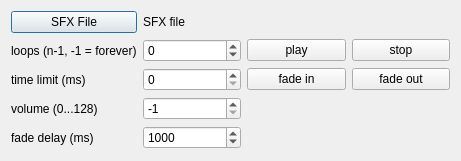
Before: the Qt Designer form examples/MusPlay-Qt/MainWindow/sfx_tester.ui in WohlSoft/SDL-Mixer-X, drawn with Qt 5.
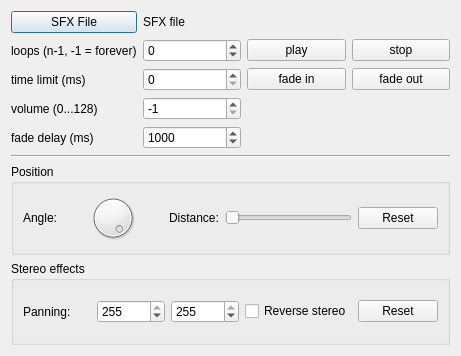
After: the same form once the commit is applied.

Commit message: MusicPlayer: music loop control and SFX testing effects - It's now possible to play music with 1, 2, 3 loops rather loop forever - Through an SFX tester it's possible to test the work of position and panning

Patch:
```diff
--- a/examples/MusPlay-Qt/MainWindow/sfx_tester.ui
+++ b/examples/MusPlay-Qt/MainWindow/sfx_tester.ui
@@ -7,7 +7,7 @@
     <x>0</x>
     <y>0</y>
     <width>461</width>
-    <height>161</height>
+    <height>356</height>
    </rect>
   </property>
   <property name="focusPolicy">
@@ -139,6 +139,122 @@
      </property>
     </widget>
    </item>
+   <item row="5" column="1" colspan="4">
+    <widget class="Line" name="line">
+     <property name="orientation">
+      <enum>Qt::Horizontal</enum>
+     </property>
+    </widget>
+   </item>
+   <item row="6" column="1" colspan="4">
+    <widget class="QGroupBox" name="position">
+     <property name="title">
+      <string>Position</string>
+     </property>
+     <layout class="QHBoxLayout" name="horizontalLayout">
+      <item>
+       <widget class="QLabel" name="label">
+        <property name="text">
+         <string>Angle:</string>
+        </property>
+       </widget>
+      </item>
+      <item>
+       <widget class="QDial" name="positionAngle">
+        <property name="minimum">
+         <number>0</number>
+        </property>
+        <property name="maximum">
+         <number>359</number>
+        </property>
+        <property name="value">
+         <number>0</number>
+        </property>
+        <property name="invertedAppearance">
+         <bool>true</bool>
+        </property>
+        <property name="invertedControls">
+         <bool>false</bool>
+        </property>
+       </widget>
+      </item>
+      <item>
+       <widget class="QLabel" name="label_2">
+        <property name="text">
+         <string>Distance:</string>
+        </property>
+       </widget>
+      </item>
+      <item>
+       <widget class="QSlider" name="positionDistance">
+        <property name="maximum">
+         <number>255</number>
+        </property>
+        <property name="orientation">
+         <enum>Qt::Horizontal</enum>
+        </property>
+       </widget>
+      </item>
+      <item>
+       <widget class="QPushButton" name="positionReset">
+        <property name="text">
+         <string>Reset</string>
+        </property>
+       </widget>
+      </item>
+     </layout>
+    </widget>
+   </item>
+   <item row="7" column="1" colspan="4">
+    <widget class="QGroupBox" name="groupBox">
+     <property name="title">
+      <string>Stereo effects</string>
+     </property>
+     <layout class="QHBoxLayout" name="horizontalLayout_2">
+      <item>
+       <widget class="QLabel" name="label_3">
+        <property name="text">
+         <string>Panning:</string>
+        </property>
+       </widget>
+      </item>
+      <item>
+       <widget class="QSpinBox" name="panningLeft">
+        <property name="maximum">
+         <number>255</number>
+        </property>
+        <property name="value">
+         <number>255</number>
+        </property>
+       </widget>
+      </item>
+      <item>
+       <widget class="QSpinBox" name="panningRight">
+        <property name="maximum">
+         <number>255</number>
+        </property>
+        <property name="value">
+         <number>255</number>
+        </property>
+       </widget>
+      </item>
+      <item>
+       <widget class="QCheckBox" name="stereoFlip">
+        <property name="text">
+         <string>Reverse stereo</string>
+        </property>
+       </widget>
+      </item>
+      <item>
+       <widget class="QPushButton" name="panningReset">
+        <property name="text">
+         <string>Reset</string>
+        </property>
+       </widget>
+      </item>
+     </layout>
+    </widget>
+   </item>
   </layout>
  </widget>
  <resources/>
```
Left out of the diff: 28 changed lines with no effect on the pictures. The commit also changes 8 other files.
